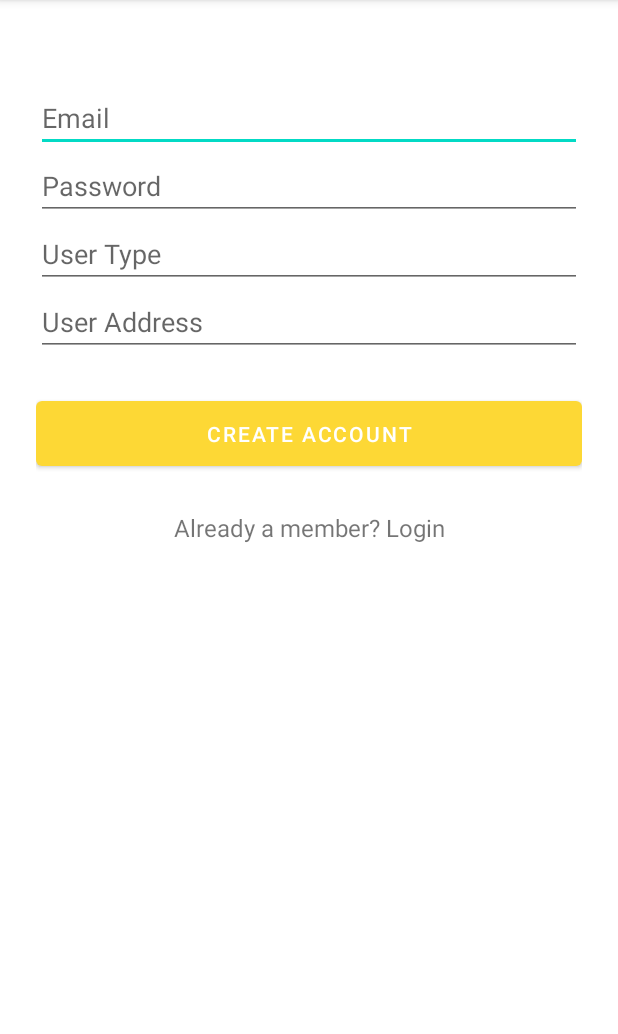
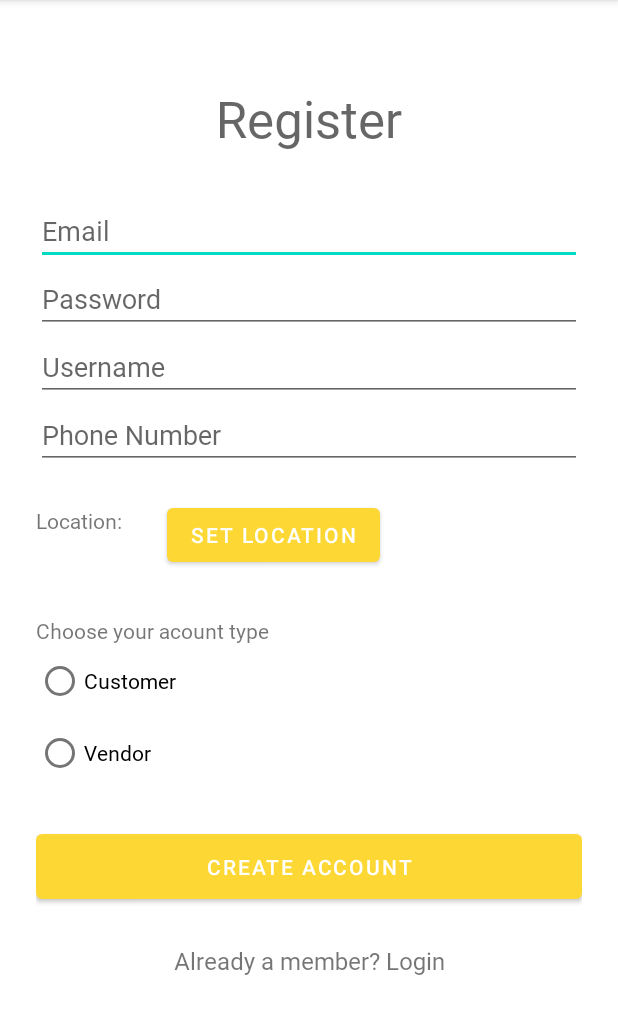
Before and after one commit to satash007/StreetFoodTracker, an Android app: the screen it shows after launch (registrationActivity), after a tap on an icon or button, on a phone screen of 412 x 824 dp, the part 84-1118 px from its top. Run offline under Robolectric (Android 15) with nearby library versions, the phone set to English and light mode, and no system bars; our stand-ins replace Firebase (no records; nobody signed in at launch, a user with empty details on screens opened directly), navigation-ui; 3 statements that could not run were skipped.

Commit message:
Added Registration layout

```diff
--- a/app/src/main/res/layout/registration_activity.xml
+++ b/app/src/main/res/layout/registration_activity.xml
@@ -1,11 +1,38 @@
 <?xml version="1.0" encoding="utf-8"?>
 <androidx.constraintlayout.widget.ConstraintLayout xmlns:android="http://schemas.android.com/apk/res/android"
+    xmlns:app="http://schemas.android.com/apk/res-auto"
     xmlns:tools="http://schemas.android.com/tools"
     android:layout_width="match_parent"
     android:layout_height="match_parent"
     android:fitsSystemWindows="true">
 
     <LinearLayout
+        android:layout_width="match_parent"
+        android:layout_height="match_parent"
+        android:gravity="center"
+        android:orientation="vertical"
+        app:layout_constraintBottom_toBottomOf="parent"
+        app:layout_constraintEnd_toEndOf="parent"
+        app:layout_constraintStart_toStartOf="parent"
+        app:layout_constraintTop_toTopOf="parent">
+
+        <ProgressBar
+            android:id="@+id/progressBar"
+            style="?android:attr/progressBarStyleLarge"
+            android:layout_width="50dp"
+            android:layout_height="50dp"
+            android:endColor="@color/red_700"
+            android:startColor="@color/myColorPrimary"
+            android:visibility="gone"
+            tools:ignore="MissingConstraints" />
+    </LinearLayout>
+
+    <ScrollView
+        android:layout_width="match_parent"
+        android:layout_height="match_parent">
+
+        <LinearLayout
+            android:id="@+id/registrationForm"
             android:layout_width="fill_parent"
             android:layout_height="fill_parent"
             android:orientation="vertical"
@@ -17,10 +44,24 @@
 
             <!-- Email Label -->
 
+            <TextView
+                android:id="@+id/txtRegister"
+                android:layout_width="match_parent"
+                android:layout_height="wrap_content"
+                android:fontFamily="@font/poppins_semibold"
+                android:text="Register"
+                android:textAlignment="center"
+                android:textAppearance="@style/TextAppearance.AppCompat.Display1" />
+
+            <Space
+                android:layout_width="match_parent"
+                android:layout_height="30dp" />
+
             <EditText
                 android:id="@+id/input_email"
                 android:layout_width="match_parent"
                 android:layout_height="wrap_content"
+                android:fontFamily="@font/poppins_reg"
                 android:hint="Email"
                 android:inputType="textEmailAddress" />
 
@@ -30,24 +71,103 @@
                 android:id="@+id/input_password"
                 android:layout_width="match_parent"
                 android:layout_height="wrap_content"
+                android:fontFamily="@font/poppins_reg"
                 android:hint="Password"
                 android:inputType="textPassword" />
 
             <EditText
-            android:id="@+id/input_user_type"
+                android:id="@+id/input_username"
                 android:layout_width="match_parent"
                 android:layout_height="wrap_content"
-            android:hint="User Type"
+                android:fontFamily="@font/poppins_reg"
+                android:hint="Username"
                 android:inputType="text" />
 
             <EditText
-            android:id="@+id/input_user_address"
+                android:id="@+id/input_phone"
                 android:layout_width="match_parent"
                 android:layout_height="wrap_content"
-            android:hint="User Address"
+                android:fontFamily="@font/poppins_reg"
+                android:hint="Phone Number"
                 android:inputType="text" />
 
             <!-- Signup Button -->
+            <Space
+                android:layout_width="match_parent"
+                android:layout_height="20dp" />
+
+            <LinearLayout
+                android:layout_width="match_parent"
+                android:layout_height="wrap_content"
+                android:gravity="center_vertical"
+                android:orientation="horizontal">
+
+                <LinearLayout
+                    android:layout_width="wrap_content"
+                    android:layout_height="wrap_content"
+                    android:orientation="vertical">
+
+                    <TextView
+                        android:id="@+id/label_address"
+                        android:layout_width="wrap_content"
+                        android:layout_height="wrap_content"
+                        android:layout_marginRight="10dp"
+                        android:fontFamily="@font/poppins_reg"
+                        android:hint="Location:"
+                        android:inputType="text"
+                        android:text="Location:" />
+
+                    <TextView
+                        android:id="@+id/text_user_address"
+                        android:layout_width="wrap_content"
+                        android:layout_height="wrap_content"
+                        android:layout_weight="1"
+                        android:fontFamily="@font/poppins_reg"
+                        android:inputType="textMultiLine|text"
+                        android:maxWidth="200dp" />
+                </LinearLayout>
+
+                <Button
+                    android:id="@+id/btnChooseLoc"
+                    android:layout_width="wrap_content"
+                    android:layout_height="wrap_content"
+                    android:layout_marginLeft="20dp"
+                    android:text="Set Location" />
+
+            </LinearLayout>
+
+            <Space
+                android:layout_width="match_parent"
+                android:layout_height="30dp" />
+
+            <TextView
+                android:id="@+id/textView9"
+                android:layout_width="match_parent"
+                android:layout_height="wrap_content"
+                android:fontFamily="@font/poppins_reg"
+                android:text="Choose your acount type"
+                android:textAppearance="@style/TextAppearance.AppCompat.Small" />
+
+            <RadioGroup
+                android:layout_width="match_parent"
+                android:layout_height="wrap_content"
+                android:id="@+id/rgAccountType">
+
+                <RadioButton
+                    android:id="@+id/rbAccountTypeCus"
+                    android:layout_width="match_parent"
+                    android:layout_height="wrap_content"
+                    android:fontFamily="@font/poppins_reg"
+                    android:text="Customer" />
+
+                <RadioButton
+                    android:id="@+id/rbAccountTypeVendor"
+                    android:layout_width="match_parent"
+                    android:layout_height="wrap_content"
+                    android:fontFamily="@font/poppins_reg"
+                    android:text="Vendor" />
+            </RadioGroup>
+
             <Button
                 android:id="@+id/btn_signup"
                 android:layout_width="fill_parent"
@@ -62,19 +182,16 @@
                 android:layout_width="fill_parent"
                 android:layout_height="wrap_content"
                 android:layout_marginBottom="24dp"
+                android:fontFamily="@font/poppins_reg"
                 android:gravity="center"
                 android:text="Already a member? Login"
                 android:textSize="16dip" />
 
         </LinearLayout>
+    </ScrollView>
 
-    <ProgressBar
-        android:id="@+id/progressBar"
-        android:layout_width="20dp"
-        android:layout_height="20dp"
-        android:layout_gravity="center|bottom"
-        android:layout_marginBottom="20dp"
-        android:visibility="gone"
-        tools:ignore="MissingConstraints" />
+
+
+
 
 </androidx.constraintlayout.widget.ConstraintLayout>
```
Lines whose indentation alone changed are shown as unchanged.
